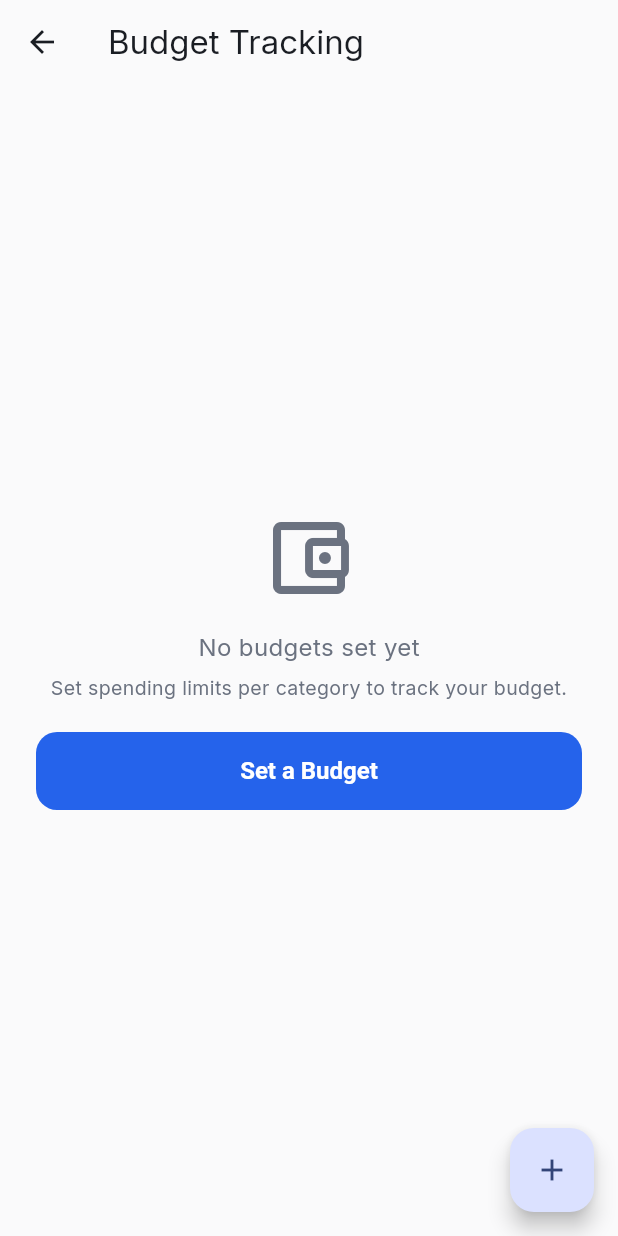
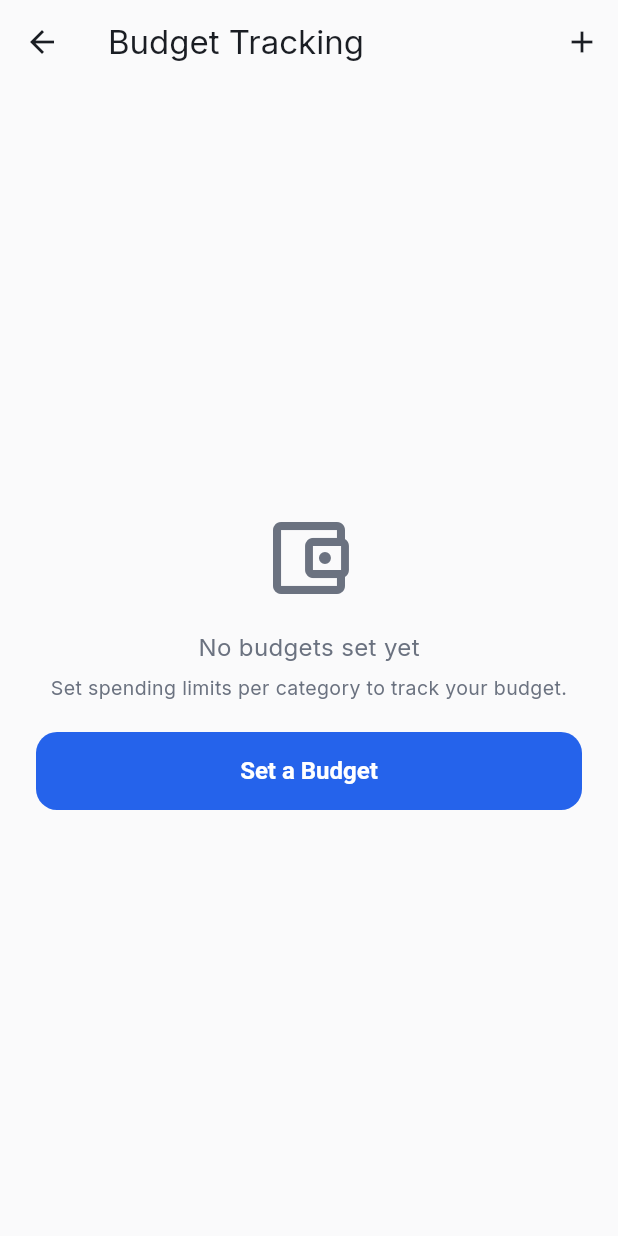
Before and after one commit to nomanamir20/InternGrow_ExpenseTrackerApp, a Flutter app: the BudgetScreen screen opened directly, on a phone screen of 412 x 824 dp. Run offline on Flutter 3.47's test engine with Material 3 defaults, Android fonts, the light colour scheme and no system bars; our stand-ins replace firebase_auth, firebase_core, firebase_database, fl_chart, flutter_local_notifications, get and 6 more; accounts and stored records are empty; generated files the repository leaves out were written again.

Commit message:
fix: move Add Budget action to app bar to avoid FAB conflict with global quick-add button

```diff
--- a/lib/features/budget/screens/budget_screen.dart
+++ b/lib/features/budget/screens/budget_screen.dart
@@ -132,7 +132,16 @@ class BudgetScreen extends StatelessWidget {
     final borderColor = isDark ? AppColors.darkBorder : AppColors.lightBorder;
 
     return Scaffold(
-      appBar: AppBar(title: const Text('Budget Tracking')),
+      appBar: AppBar(
+        title: const Text('Budget Tracking'),
+        actions: [
+          IconButton(
+            icon: const Icon(Icons.add),
+            tooltip: 'Add Budget',
+            onPressed: () => _showSetBudgetSheet(context, controller),
+          ),
+        ],
+      ),
       body: Obx(() {
         final progressList = controller.budgetProgressList;
 
@@ -250,10 +259,6 @@ class BudgetScreen extends StatelessWidget {
           },
         );
       }),
-      floatingActionButton: FloatingActionButton(
-        onPressed: () => _showSetBudgetSheet(context, controller),
-        child: const Icon(Icons.add),
-      ),
     );
   }
 }
```
